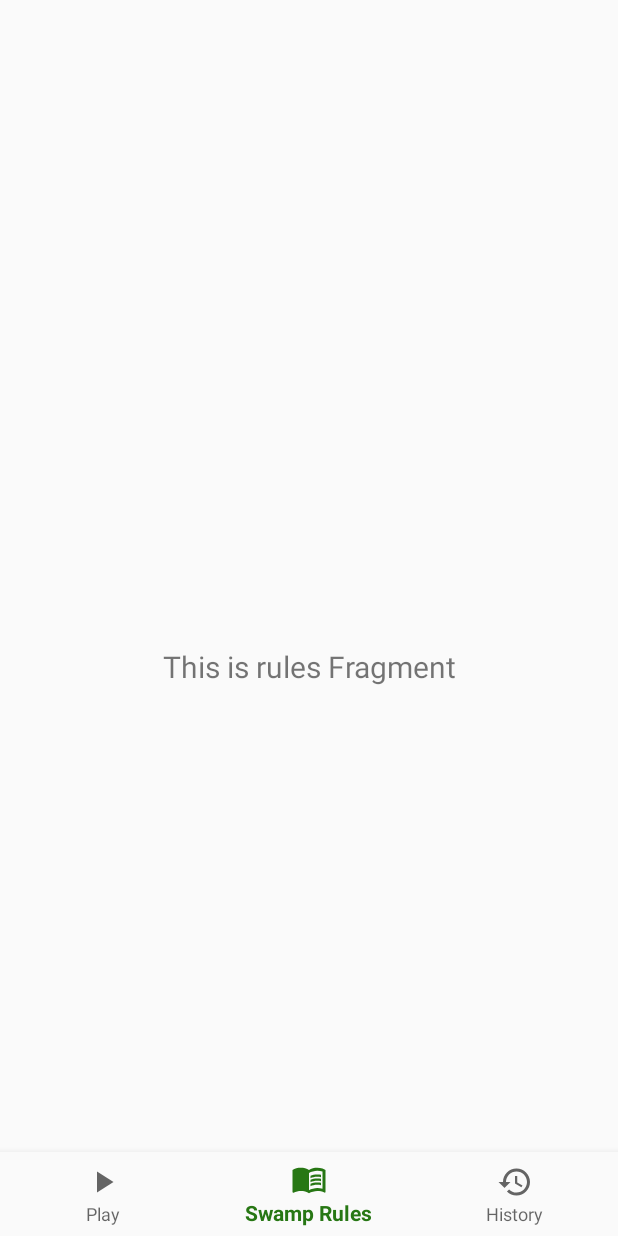
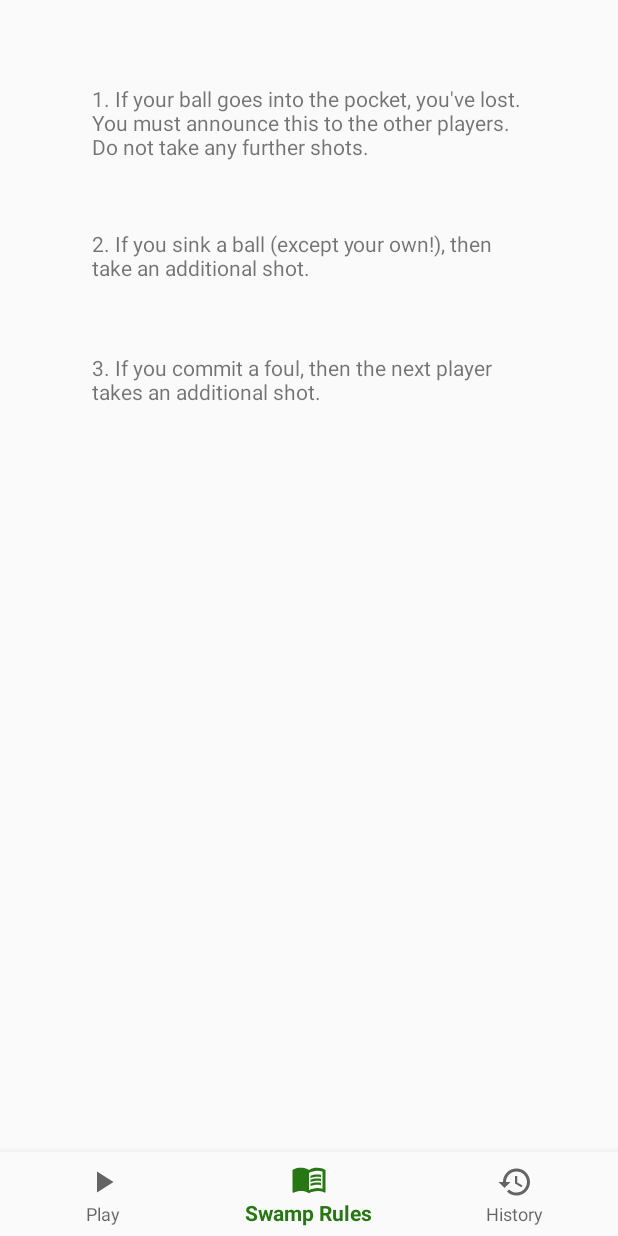
Before and after one commit to henrySwin/swampPool, an Android app: the RulesFragment screen opened through its navigation route, on a phone screen of 412 x 824 dp. Run offline under Robolectric (Android 15) with nearby library versions, the phone set to English and light mode, and no system bars; our stand-ins replace navigation-ui.

Commit message:
Add 3 rules

```diff
--- a/app/src/main/java/com/example/swamppool/ui/rules/RulesFragment.kt
+++ b/app/src/main/java/com/example/swamppool/ui/rules/RulesFragment.kt
@@ -21,9 +21,9 @@ class RulesFragment : Fragment() {
     ): View? {
         rulesViewModel = ViewModelProvider(this).get(RulesViewModel::class.java)
         val root = inflater.inflate(R.layout.fragment_rules, container, false)
-        val textView: TextView = root.findViewById(R.id.text_dashboard)
+
         rulesViewModel.text.observe(viewLifecycleOwner, Observer {
-            textView.text = it
+            //textView.text = it
         })
         return root
     }
--- a/app/src/main/res/layout/fragment_rules.xml
+++ b/app/src/main/res/layout/fragment_rules.xml
@@ -7,16 +7,38 @@
     tools:context=".ui.rules.RulesFragment">
 
     <TextView
-        android:id="@+id/text_dashboard"
-        android:layout_width="match_parent"
+        android:id="@+id/rule1"
+        android:layout_width="290dp"
         android:layout_height="wrap_content"
-        android:layout_marginStart="8dp"
-        android:layout_marginTop="8dp"
-        android:layout_marginEnd="8dp"
-        android:textAlignment="center"
-        android:textSize="20sp"
+        android:text="@string/rule1"
         app:layout_constraintBottom_toBottomOf="parent"
         app:layout_constraintEnd_toEndOf="parent"
         app:layout_constraintStart_toStartOf="parent"
-        app:layout_constraintTop_toTopOf="parent" />
+        app:layout_constraintTop_toTopOf="parent"
+        app:layout_constraintVertical_bias="0.0" />
+
+    <TextView
+        android:id="@+id/rule2"
+        android:layout_width="290dp"
+        android:layout_height="35dp"
+        android:text="@string/rule2"
+        app:layout_constraintBottom_toBottomOf="parent"
+        app:layout_constraintEnd_toEndOf="parent"
+        app:layout_constraintHorizontal_bias="0.504"
+        app:layout_constraintStart_toStartOf="parent"
+        app:layout_constraintTop_toTopOf="parent"
+        app:layout_constraintVertical_bias="0.132" />
+
+    <TextView
+        android:id="@+id/rule3"
+        android:layout_width="290dp"
+        android:layout_height="35dp"
+        android:text="@string/rule3"
+        app:layout_constraintBottom_toBottomOf="parent"
+        app:layout_constraintEnd_toEndOf="parent"
+        app:layout_constraintHorizontal_bias="0.504"
+        app:layout_constraintStart_toStartOf="parent"
+        app:layout_constraintTop_toTopOf="parent"
+        app:layout_constraintVertical_bias="0.245" />
+
 </androidx.constraintlayout.widget.ConstraintLayout>
--- a/app/src/main/res/values/strings.xml
+++ b/app/src/main/res/values/strings.xml
@@ -7,4 +7,9 @@
 
     <!--Play fragment-->
     <string name="play_now">Get Random Number</string>
+
+    <!--Rules fragment-->
+    <string name="rule1">1. If your ball goes into the pocket, you\'ve lost. You must announce this to the other players. Do not take any further shots.</string>
+    <string name="rule2">2. If you sink a ball (except your own!), then take an additional shot.</string>
+    <string name="rule3">3. If you commit a foul, then the next player takes an additional shot.</string>
 </resources>
```
